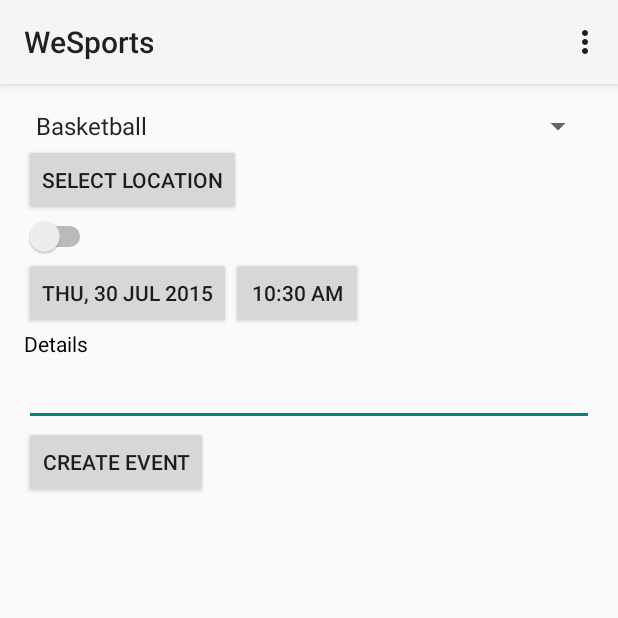
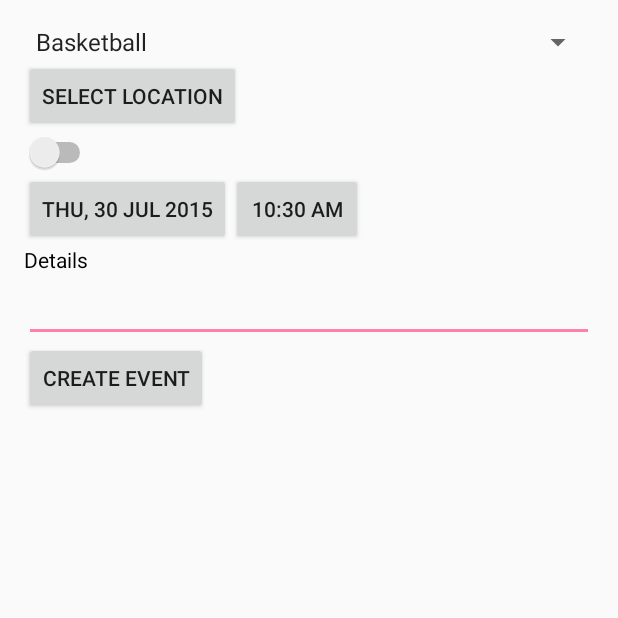
Before and after one commit to abaek/we-sports, an Android app: the CreateEventActivity screen opened directly, with no data from a screen before it, on a phone screen of 412 x 824 dp, the top half of it. Run offline under Robolectric (Android 15) with nearby library versions, the phone set to English and light mode, and no system bars; libraries missing offline, so code that uses them is left out: com.wdullaer.materialdatetimepicker.

Commit message:
Removed action bar, changed theme

```diff
--- a/app/src/main/AndroidManifest.xml
+++ b/app/src/main/AndroidManifest.xml
@@ -17,7 +17,7 @@
         android:allowBackup="true"
         android:icon="@drawable/ic_launcher"
         android:label="@string/app_name"
-        android:theme="@style/AppTheme">
+        android:theme="@style/MyMaterialTheme">
         <activity
             android:name=".SubscriptionActivity"
             android:label="@string/app_name">
@@ -28,7 +28,7 @@
             </intent-filter>
         </activity>
         <activity
-            android:name=".HomeActivity"
+            android:name=".CreateEventActivity"
             android:windowSoftInputMode="stateUnchanged"
             android:label="@string/app_name">
         </activity>
--- a/app/src/main/java/wesports/com/wesports/HomeActivity.java
+++ b/app/src/main/java/wesports/com/wesports/CreateEventActivity.java
@@ -32,7 +32,7 @@ import java.util.Calendar;
 import java.util.Date;
 
 
-public class HomeActivity extends Activity implements
+public class CreateEventActivity extends Activity implements
         TimePickerDialog.OnTimeSetListener,
         DatePickerDialog.OnDateSetListener {
 
@@ -177,7 +177,7 @@ public class HomeActivity extends Activity implements
 
   public void setDate(View view) {
     DatePickerDialog dpd = DatePickerDialog.newInstance(
-            HomeActivity.this,
+            CreateEventActivity.this,
             cal.get(Calendar.YEAR),
             cal.get(Calendar.MONTH),
             cal.get(Calendar.DAY_OF_MONTH)
@@ -188,7 +188,7 @@ public class HomeActivity extends Activity implements
 
   public void setTime(View view) {
     TimePickerDialog tpd = TimePickerDialog.newInstance(
-            HomeActivity.this,
+            CreateEventActivity.this,
             cal.get(Calendar.HOUR_OF_DAY),
             cal.get(Calendar.MINUTE),
             false
--- a/app/src/main/java/wesports/com/wesports/SubscriptionActivity.java
+++ b/app/src/main/java/wesports/com/wesports/SubscriptionActivity.java
@@ -96,7 +96,7 @@ public class SubscriptionActivity extends FragmentActivity {
   }
 
   public void onAddGame(View view) {
-    Intent intent = new Intent(this, HomeActivity.class);
+    Intent intent = new Intent(this, CreateEventActivity.class);
     startActivity(intent);
   }
 }
--- a/app/src/main/res/values-v21/styles.xml
+++ b/app/src/main/res/values-v21/styles.xml
@@ -1,5 +1,11 @@
-<?xml version="1.0" encoding="utf-8"?>
 <resources>
-    <style name="AppTheme" parent="android:Theme.Material.Light">
+
+    <style name="MyMaterialTheme" parent="MyMaterialTheme.Base">
+        <item name="android:windowContentTransitions">true</item>
+        <item name="android:windowAllowEnterTransitionOverlap">true</item>
+        <item name="android:windowAllowReturnTransitionOverlap">true</item>
+        <item name="android:windowSharedElementEnterTransition">@android:transition/move</item>
+        <item name="android:windowSharedElementExitTransition">@android:transition/move</item>
     </style>
+
 </resources>
--- /dev/null
+++ b/app/src/main/res/values/colors.xml
@@ -0,0 +1,9 @@
+<?xml version="1.0" encoding="utf-8"?>
+<resources>
+    <color name="colorPrimary">#F50057</color>
+    <color name="colorPrimaryDark">#C51162</color>
+    <color name="textColorPrimary">#FFFFFF</color>
+    <color name="windowBackground">#FFFFFF</color>
+    <color name="navigationBarColor">#000000</color>
+    <color name="colorAccent">#FF80AB</color>
+</resources>
--- a/app/src/main/res/values/styles.xml
+++ b/app/src/main/res/values/styles.xml
@@ -1,8 +1,15 @@
 <resources>
 
-    <!-- Base application theme. -->
-    <style name="AppTheme" parent="Theme.AppCompat.Light">
-        <!-- Customize your theme here. -->
+    <style name="MyMaterialTheme" parent="MyMaterialTheme.Base">
+
+    </style>
+
+    <style name="MyMaterialTheme.Base" parent="Theme.AppCompat.Light.DarkActionBar">
+        <item name="windowNoTitle">true</item>
+        <item name="windowActionBar">false</item>
+        <item name="colorPrimary">@color/colorPrimary</item>
+        <item name="colorPrimaryDark">@color/colorPrimaryDark</item>
+        <item name="colorAccent">@color/colorAccent</item>
     </style>
 
 </resources>
```
